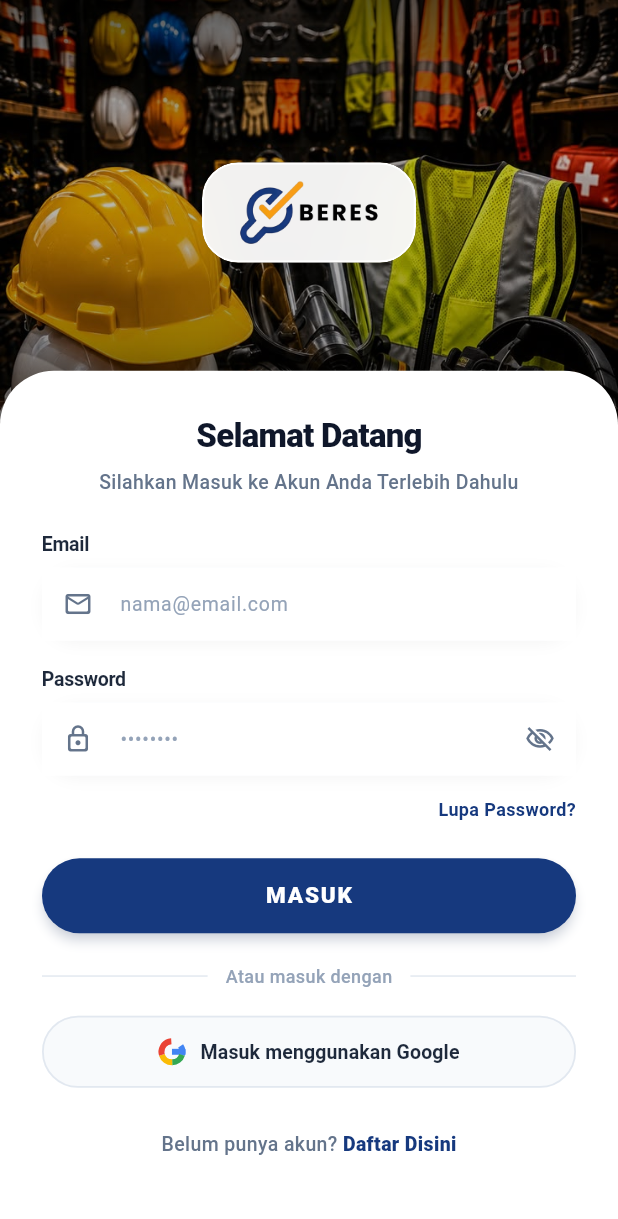
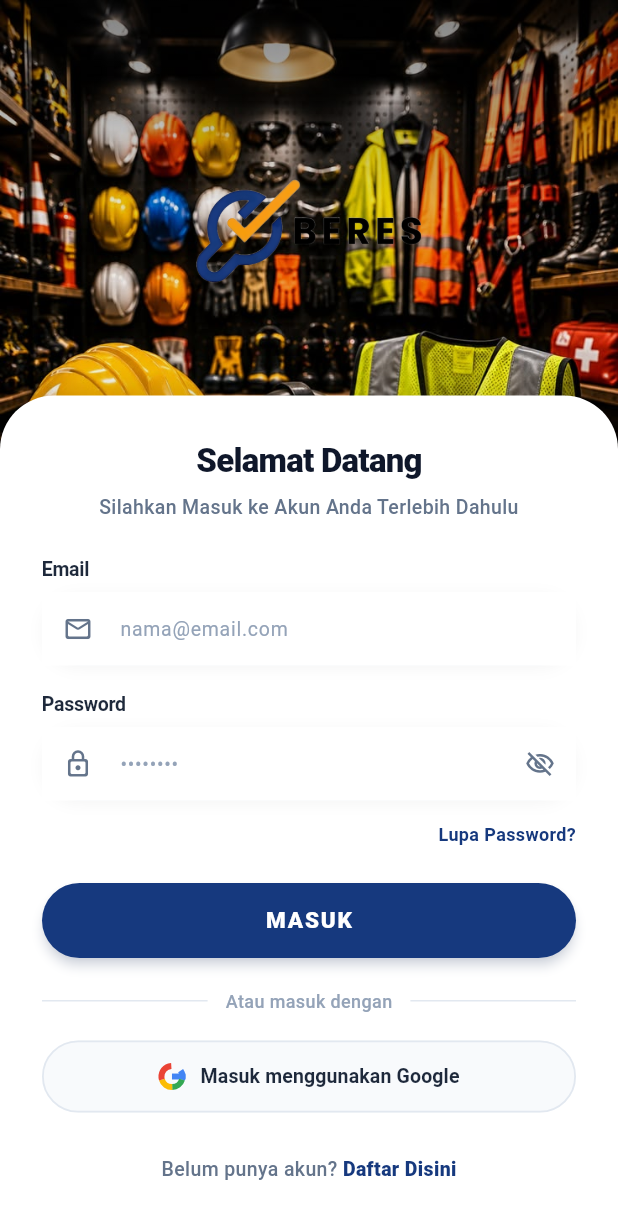
Before and after one commit to dhimskyyy/beres, a Flutter app: the screen it shows after launch, on a phone screen of 412 x 824 dp. Shown: the top 1219 px of the screen. Run offline on Flutter 3.47's test engine with Material 3 defaults, Android fonts, the phone set to English and light mode, and no system bars; our stand-ins replace flutter_riverpod, geolocator, go_router, image_picker, supabase_flutter; accounts and stored records are empty.

Commit message:
fix(ui): remove white box from logo and align background image to topCenter matching Figma

```diff
--- a/mobile/user/lib/features/auth/login_screen.dart
+++ b/mobile/user/lib/features/auth/login_screen.dart
@@ -305,7 +305,7 @@ class _UserLoginScreenState extends ConsumerState<UserLoginScreen> {
   @override
   Widget build(BuildContext context) {
     final screenHeight = MediaQuery.of(context).size.height;
-    final heroHeight = (screenHeight * 0.30).clamp(220.0, 260.0);
+    final heroHeight = (screenHeight * 0.32).clamp(230.0, 270.0);
 
     return AnnotatedRegion<SystemUiOverlayStyle>(
       value: const SystemUiOverlayStyle(
--- a/mobile/user/lib/features/auth/widgets/auth_hero_header.dart
+++ b/mobile/user/lib/features/auth/widgets/auth_hero_header.dart
@@ -1,4 +1,3 @@
-import 'dart:ui';
 import 'package:flutter/material.dart';
 
 class AuthHeroHeader extends StatelessWidget {
@@ -23,16 +22,16 @@ class AuthHeroHeader extends StatelessWidget {
       child: Stack(
         fit: StackFit.expand,
         children: [
-          // 1. Background Image with Fallback Ambient Theme
+          // 1. Background Image (Aligned topCenter to display the black lamp & workshop wall)
           Image.asset(
             'assets/images/auth_bg.jpg',
             fit: BoxFit.cover,
-            alignment: const Alignment(0, -0.3),
+            alignment: Alignment.topCenter,
             errorBuilder: (context, error, stackTrace) {
               return Image.asset(
                 'packages/beres_shared/assets/images/auth_bg.jpg',
                 fit: BoxFit.cover,
-                alignment: const Alignment(0, -0.3),
+                alignment: Alignment.topCenter,
                 errorBuilder: (ctx, err, st) {
                   return Container(
                     decoration: const BoxDecoration(
@@ -67,77 +66,49 @@ class AuthHeroHeader extends StatelessWidget {
             },
           ),
 
-          // 2. Multi-layer Dark Gradient for Contrast & Top Notch Protection
+          // 2. Soft Gradient for Status Bar (White Icons/Clock) & Image Contrast
           Container(
             decoration: BoxDecoration(
               gradient: LinearGradient(
                 begin: Alignment.topCenter,
                 end: Alignment.bottomCenter,
-                stops: const [0.0, 0.35, 0.7, 1.0],
+                stops: const [0.0, 0.45, 1.0],
                 colors: [
-                  Colors.black.withValues(alpha: 0.65), // Ensures white status bar clock & icons pop cleanly
-                  Colors.black.withValues(alpha: 0.25),
-                  Colors.black.withValues(alpha: 0.35),
-                  Colors.black.withValues(alpha: 0.55),
+                  Colors.black.withValues(alpha: 0.50), // Keeps white status bar clearly visible
+                  Colors.black.withValues(alpha: 0.10),
+                  Colors.transparent,
                 ],
               ),
             ),
           ),
 
-          // 3. Logo BERES in a Sleek Frosted Glass Badge
+          // 3. Logo BERES Floating Directly on Background (No White Box, Exactly Matching Figma)
           Center(
             child: Padding(
               padding: EdgeInsets.only(
                 top: (topPadding * 0.7).clamp(24.0, 48.0),
-                bottom: 24,
-              ),
-              child: ClipRRect(
-                borderRadius: BorderRadius.circular(24),
-                child: BackdropFilter(
-                  filter: ImageFilter.blur(sigmaX: 16, sigmaY: 16),
-                  child: Container(
-                    padding: const EdgeInsets.symmetric(
-                      horizontal: 22,
-                      vertical: 10,
-                    ),
-                    decoration: BoxDecoration(
-                      color: Colors.white.withValues(alpha: 0.94),
-                      borderRadius: BorderRadius.circular(24),
-                      border: Border.all(
-                        color: Colors.white,
-                        width: 1.5,
-                      ),
-                      boxShadow: [
-                        BoxShadow(
-                          color: Colors.black.withValues(alpha: 0.22),
-                          blurRadius: 18,
-                          offset: const Offset(0, 6),
-                        ),
-                      ],
+                bottom: 16,
               ),
               child: Image.asset(
                 'assets/images/beres_long.png',
-                      height: 44,
+                height: 72,
                 fit: BoxFit.contain,
                 errorBuilder: (context, error, stackTrace) {
                   return Image.asset(
                     'packages/beres_shared/assets/beres_long.png',
-                          height: 44,
+                    height: 72,
                     fit: BoxFit.contain,
                     errorBuilder: (ctx, err, st) => const Text(
                       'BERES',
                       style: TextStyle(
-                              fontSize: 24,
+                        fontSize: 28,
                         fontWeight: FontWeight.w900,
-                              color: Color(0xFF16397E),
+                        color: Colors.white,
                         letterSpacing: 2,
                       ),
                     ),
                   );
                 },
-                    ),
-                  ),
-                ),
               ),
             ),
           ),
@@ -151,12 +122,8 @@ class AuthHeroHeader extends StatelessWidget {
                 child: Container(
                   margin: const EdgeInsets.only(top: 8),
                   decoration: BoxDecoration(
-                    color: Colors.black.withValues(alpha: 0.45),
+                    color: Colors.black.withValues(alpha: 0.35),
                     shape: BoxShape.circle,
-                    border: Border.all(
-                      color: Colors.white.withValues(alpha: 0.35),
-                      width: 1,
-                    ),
                   ),
                   child: IconButton(
                     icon: const Icon(
```
Lines whose indentation alone changed are shown as unchanged.
